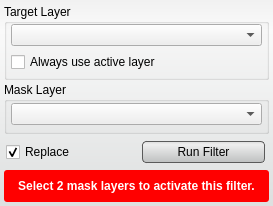
First picture: the form in src/Interface/ToolInterface/OrFilterInterface.ui, repository SCIInstitute/Seg3D, before the edit.
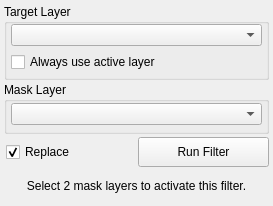
Second picture: the form after the edit. Custom widgets are drawn as their Qt base class.

What changed in the file:
```diff
--- a/src/Interface/ToolInterface/OrFilterInterface.ui
+++ b/src/Interface/ToolInterface/OrFilterInterface.ui
@@ -19,34 +19,6 @@
   <property name="windowTitle">
    <string>OrFilter</string>
   </property>
-  <property name="styleSheet">
-   <string notr="true">QWidget#OrFilterInterface{
-  border-radius: 3px;
-  background-color: qlineargradient(spread:pad, x1:0.5, y1:0, x2:0.5, y2:0.960227, stop:0 rgba(241, 241, 241, 255), stop:0.155779 rgba(250, 250, 250, 255), stop:1 rgba(222, 224, 224, 255));      
-}
-
-
-QPushButton{
-  background-color: qlineargradient(spread:pad, x1:0.5, y1:0, x2:0.5, y2:0.960227, stop:0 rgba(221, 221, 221, 255), stop:0.155779 rgba(238, 238, 238, 255), stop:1 rgba(192, 194, 194, 255));
-  border-radius: 4px;
-  border: 1px solid rgb(90, 90, 90);
-  margin:4px;
-}
-
-QPushButton:hover{
-  background-color: qlineargradient(spread:pad, x1:0.5, y1:0, x2:0.5, y2:1, stop:0 rgba(195, 195, 195, 255), stop:0.253769 rgba(206, 206, 206, 255), stop:1 rgba(185, 185, 185, 255));
-  border-radius: 4px;
-  border: 1px solid rgb(90, 90, 90);
-  margin:4px;
-}
-
-QPushButton:pressed{
-  background-color: qlineargradient(spread:pad, x1:0.5, y1:0, x2:0.5, y2:1, stop:0 rgba(150, 150, 150, 255), stop:0.753769 rgba(206, 206, 206, 255), stop:1 rgba(185, 185, 185, 255));
-  border-radius: 4px;
-  border: 1px solid rgb(90, 90, 90);
-  margin:4px;
-}</string>
-  </property>
   <layout class="QVBoxLayout" name="verticalLayout">
    <property name="spacing">
     <number>2</number>
@@ -244,17 +216,6 @@
        <height>32</height>
       </size>
      </property>
-     <property name="styleSheet">
-      <string notr="true">QLabel#message_{
-  color: white;
-  font: bold;
-}
-
-QWidget#message_alert_{
-  border-radius: 3px;
-  background-color: red;
-}</string>
-     </property>
      <layout class="QHBoxLayout" name="horizontalLayout_5">
       <property name="spacing">
        <number>0</number>
```
